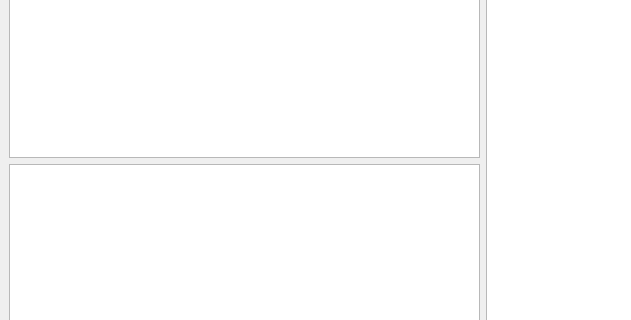
The window that recipeBook/recipepage.ui (s1m0nWasTaken/recipeBook) describes before a commit, drawn with Qt 5; both pictures show x 0 to 631 and y 153 to 473 of the 966 by 649 pixel window.
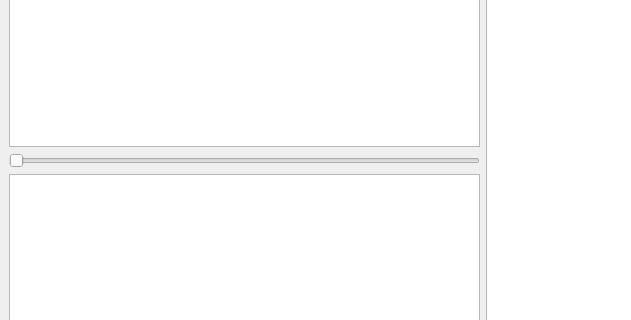
The same window after the commit.

Patch:
```diff
--- a/recipeBook/recipepage.ui
+++ b/recipeBook/recipepage.ui
@@ -21,7 +21,14 @@
        <widget class="QGraphicsView" name="graphicsView"/>
       </item>
       <item>
-       <widget class="QTextEdit" name="textEdit"/>
+       <widget class="QSlider" name="horizontalSlider">
+        <property name="orientation">
+         <enum>Qt::Horizontal</enum>
+        </property>
+       </widget>
+      </item>
+      <item>
+       <widget class="QListWidget" name="listWidget"/>
       </item>
      </layout>
     </item>
```
Left out of the diff: 8 changed lines with no effect on the pictures.
